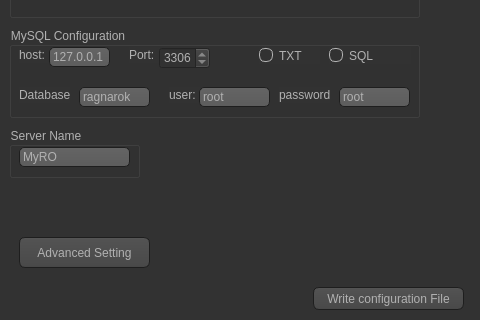
Before: the Qt Designer form hostconfig.ui in Thejuster/rAthena-Studio, drawn with Qt 5; both pictures show x 201 to 681 and y 113 to 433 of the 681 by 433 pixel window.
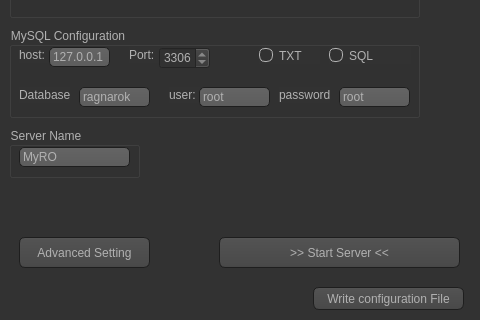
After: the same form once the commit is applied. Icons and pictures are not drawn.

The edit to the form file:
```diff
--- a/hostconfig.ui
+++ b/hostconfig.ui
@@ -1018,6 +1018,19 @@
     <string>Advanced Setting</string>
    </property>
   </widget>
+  <widget class="QPushButton" name="pushButton_5">
+   <property name="geometry">
+    <rect>
+     <x>420</x>
+     <y>350</y>
+     <width>241</width>
+     <height>31</height>
+    </rect>
+   </property>
+   <property name="text">
+    <string>&gt;&gt; Start Server &lt;&lt;</string>
+   </property>
+  </widget>
  </widget>
  <resources/>
  <connections/>
```
